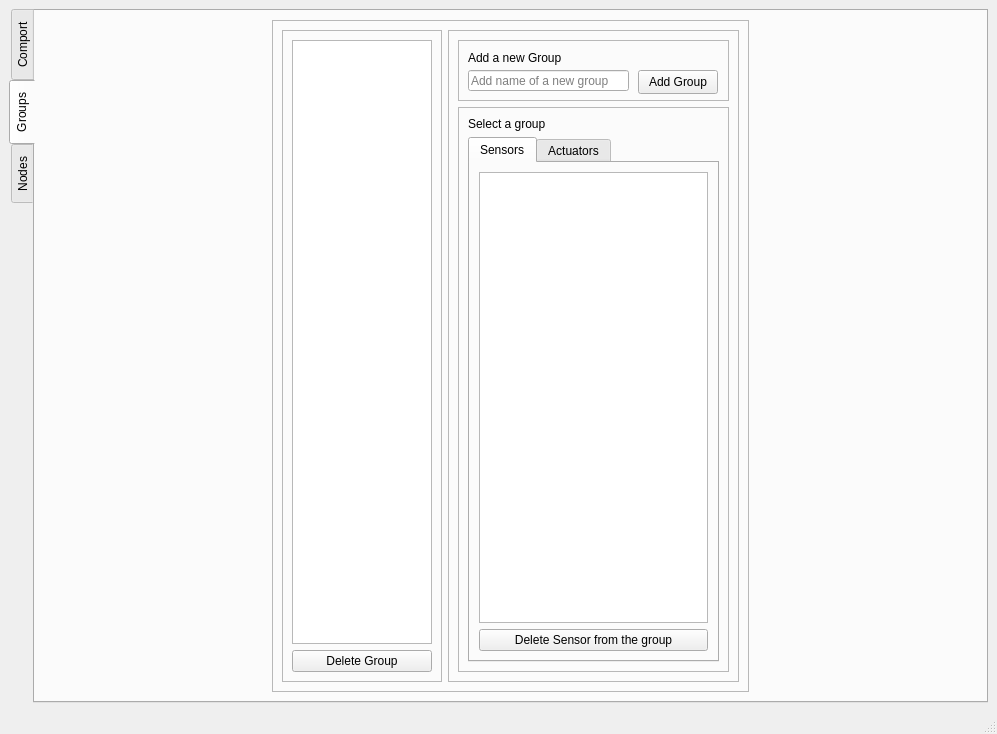
Above: Gui/Test_Groups/mainwindow.ui from kasper201/Domotica-School before the change. Below: the same form after it.
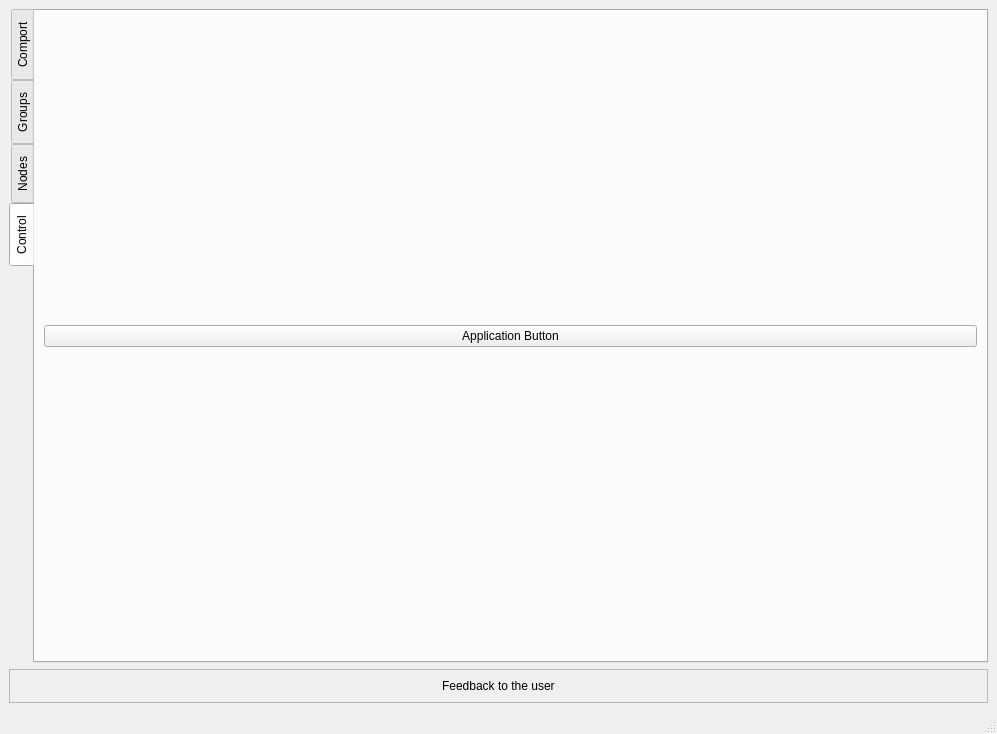
That is the form after the change. The open tabs and pages were chosen to show the change.

Commit message: Application now has a working button

```diff
--- a/Gui/Test_Groups/mainwindow.ui
+++ b/Gui/Test_Groups/mainwindow.ui
@@ -27,7 +27,7 @@
        <enum>QTabWidget::Rounded</enum>
       </property>
       <property name="currentIndex">
-       <number>1</number>
+       <number>3</number>
       </property>
       <widget class="QWidget" name="tab">
        <attribute name="title">
@@ -158,8 +158,8 @@
        <attribute name="toolTip">
         <string>Groups Overview</string>
        </attribute>
-       <layout class="QHBoxLayout" name="horizontalLayout_4">
-        <item alignment="Qt::AlignHCenter">
+       <layout class="QVBoxLayout" name="verticalLayout_13">
+        <item>
          <widget class="QFrame" name="frame_3">
           <property name="frameShape">
            <enum>QFrame::StyledPanel</enum>
@@ -549,6 +549,39 @@
         </item>
        </layout>
       </widget>
+      <widget class="QWidget" name="tab_8">
+       <attribute name="title">
+        <string>Control</string>
+       </attribute>
+       <layout class="QVBoxLayout" name="verticalLayout_14">
+        <item>
+         <widget class="QPushButton" name="appButton">
+          <property name="text">
+           <string>Application Button</string>
+          </property>
+         </widget>
+        </item>
+       </layout>
+      </widget>
+     </widget>
+    </item>
+    <item>
+     <widget class="QFrame" name="frame_9">
+      <property name="frameShape">
+       <enum>QFrame::StyledPanel</enum>
+      </property>
+      <property name="frameShadow">
+       <enum>QFrame::Raised</enum>
+      </property>
+      <layout class="QHBoxLayout" name="horizontalLayout_4">
+       <item alignment="Qt::AlignHCenter">
+        <widget class="QLabel" name="userFeedbackLabel">
+         <property name="text">
+          <string>Feedback to the user</string>
+         </property>
+        </widget>
+       </item>
+      </layout>
      </widget>
     </item>
    </layout>
```
Left out of the diff: 6 changed lines with no effect on the pictures. The commit also changes 4 other files.
